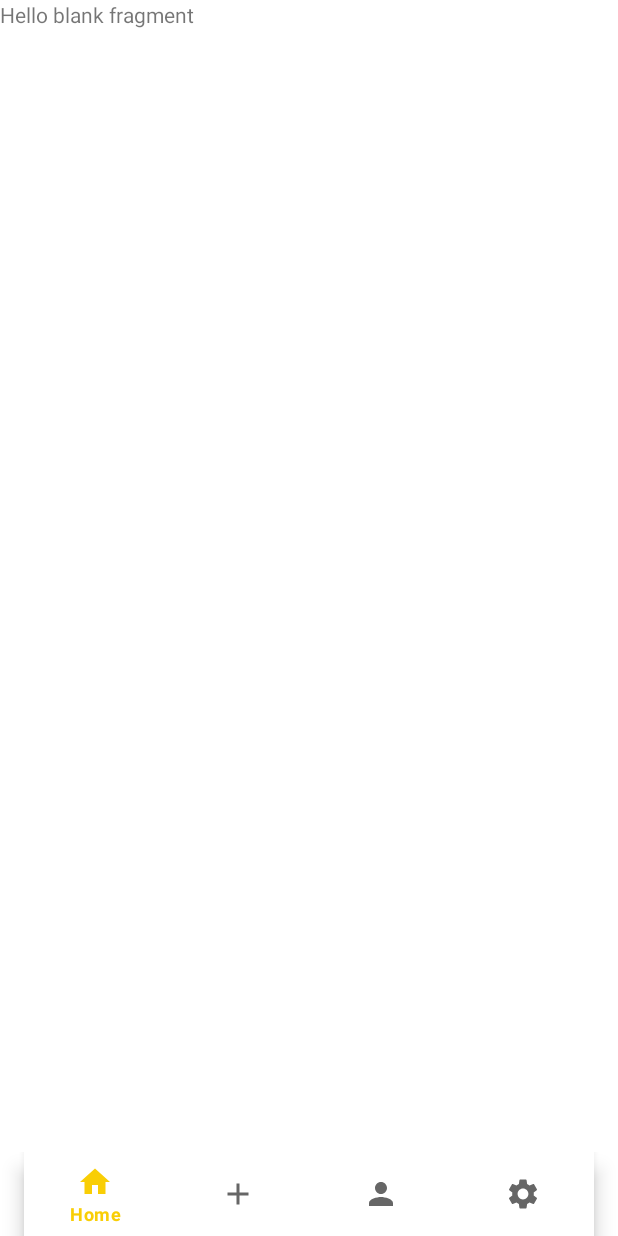
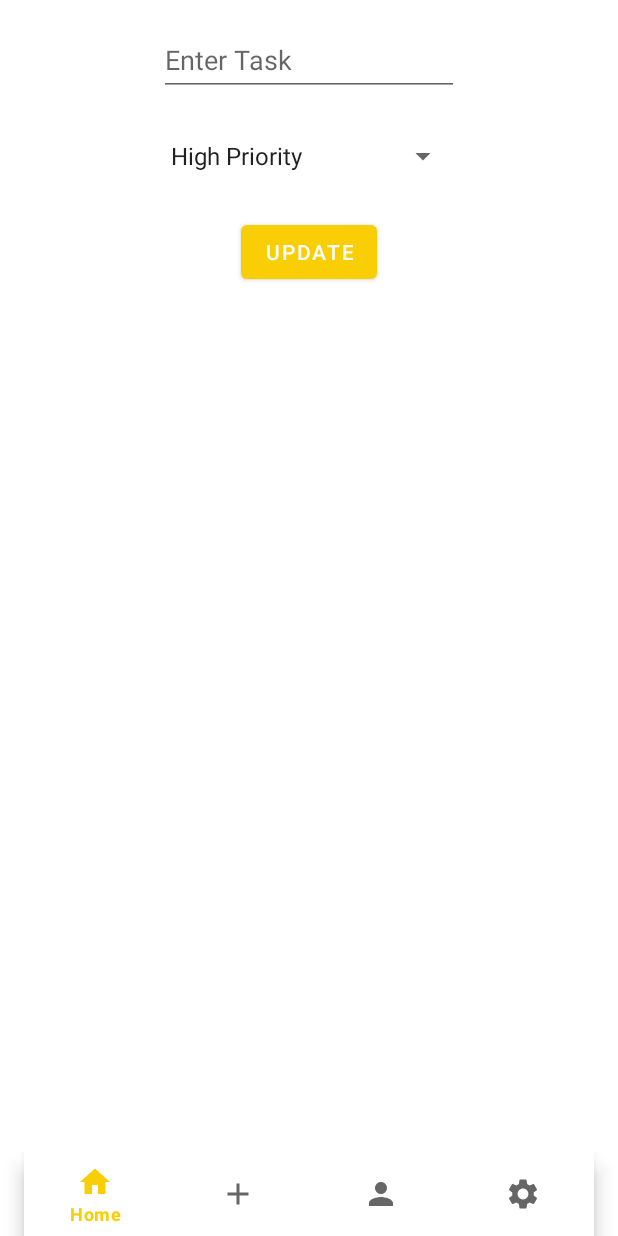
Before and after one commit to Bexact/AndroidFinalProject, an Android app: the fragment UpdateFragment placed in its activity, on a phone screen of 412 x 824 dp. Run offline under Robolectric (Android 15) with nearby library versions, the phone set to English and light mode, and no system bars; our stand-ins replace Room's generated code, data binding, navigation-ui; Roboto replaces fonts that are not available here.

```diff
--- a/app/src/main/java/com/example/projectproductivity/UpdateFragment.kt
+++ b/app/src/main/java/com/example/projectproductivity/UpdateFragment.kt
@@ -5,55 +5,35 @@ import androidx.fragment.app.Fragment
 import android.view.LayoutInflater
 import android.view.View
 import android.view.ViewGroup
+import androidx.fragment.app.viewModels
+import androidx.lifecycle.LiveData
+import com.example.projectproductivity.database.TaskEntry
+import com.example.projectproductivity.databinding.FragmentUpdateBinding
+import com.example.projectproductivity.viewmodel.TaskViewModel
 
-// TODO: Rename parameter arguments, choose names that match
-// the fragment initialization parameters, e.g. ARG_ITEM_NUMBER
-private const val ARG_PARAM1 = "param1"
-private const val ARG_PARAM2 = "param2"
 
-/**
- * A simple [Fragment] subclass.
- * Use the [UpdateFragment.newInstance] factory method to
- * create an instance of this fragment.
- */
 class UpdateFragment : Fragment() {
-    // TODO: Rename and change types of parameters
-    private var param1: String? = null
-    private var param2: String? = null
 
-    override fun onCreate(savedInstanceState: Bundle?) {
-        super.onCreate(savedInstanceState)
-        arguments?.let {
-            param1 = it.getString(ARG_PARAM1)
-            param2 = it.getString(ARG_PARAM2)
-        }
-    }
-
+    private  val viewModel: TaskViewModel by viewModels()
     override fun onCreateView(
         inflater: LayoutInflater, container: ViewGroup?,
         savedInstanceState: Bundle?
     ): View? {
-        // Inflate the layout for this fragment
-        return inflater.inflate(R.layout.fragment_update, container, false)
+        val binding = FragmentUpdateBinding.inflate(inflater)
+        var position = 0
+        if(arguments != null){
+            val data = arguments?.getString("position")
+            if (data != null) {
+                position = data.toInt()
+            }
+        }
+        val item = viewModel.getItemById(position.toInt())
+
+//
+//        item = "Updated title"
+//        viewModel.updateItem(item)
+        return binding.root
     }
 
-    companion object {
-        /**
-         * Use this factory method to create a new instance of
-         * this fragment using the provided parameters.
-         *
-         * @param param1 Parameter 1.
-         * @param param2 Parameter 2.
-         * @return A new instance of fragment UpdateFragment.
-         */
-        // TODO: Rename and change types and number of parameters
-        @JvmStatic
-        fun newInstance(param1: String, param2: String) =
-            UpdateFragment().apply {
-                arguments = Bundle().apply {
-                    putString(ARG_PARAM1, param1)
-                    putString(ARG_PARAM2, param2)
-                }
-            }
-    }
+
 }
--- a/app/src/main/java/com/example/projectproductivity/database/TaskDao.kt
+++ b/app/src/main/java/com/example/projectproductivity/database/TaskDao.kt
@@ -1,5 +1,6 @@
 package com.example.projectproductivity.database
 
+import android.content.ClipData
 import androidx.lifecycle.LiveData
 import androidx.room.Dao
 import androidx.room.Delete
@@ -24,4 +25,7 @@ interface TaskDao {
 
     @Query("SELECT * FROM task_table ORDER BY timestamp DESC")
     fun getAllTaks():LiveData<List<TaskEntry>>
+
+    @Query("SELECT * FROM task_table WHERE id = :id")
+    fun getItemById(id: Int): TaskEntry
 }
--- a/app/src/main/java/com/example/projectproductivity/repository/TaskRepository.kt
+++ b/app/src/main/java/com/example/projectproductivity/repository/TaskRepository.kt
@@ -1,5 +1,6 @@
 package com.example.projectproductivity.repository
 
+import android.content.ClipData
 import androidx.lifecycle.LiveData
 import com.example.projectproductivity.database.TaskDao
 import com.example.projectproductivity.database.TaskEntry
@@ -18,4 +19,6 @@ class TaskRepository(val taskDao:TaskDao) {
 
     fun getAllTasks() : LiveData<List<TaskEntry>> = taskDao.getAllTaks()
 
+    fun getItemById(id:Int) : TaskEntry = taskDao.getItemById(id = id)
+
 }
--- a/app/src/main/java/com/example/projectproductivity/viewmodel/TaskViewModel.kt
+++ b/app/src/main/java/com/example/projectproductivity/viewmodel/TaskViewModel.kt
@@ -1,6 +1,7 @@
 package com.example.projectproductivity.viewmodel
 
 import android.app.Application
+import android.content.ClipData
 import androidx.lifecycle.AndroidViewModel
 import androidx.lifecycle.LiveData
 import androidx.lifecycle.ViewModel
@@ -44,5 +45,9 @@ public class TaskViewModel(application: Application) : AndroidViewModel(applicat
             repository.deleteAll()
         }
     }
-
+    fun getItemById(id: Int){
+        viewModelScope.launch(Dispatchers.IO){
+            repository.getItemById(id = id)
+        }
+    }
 }
--- a/app/src/main/res/layout/fragment_todo.xml
+++ b/app/src/main/res/layout/fragment_todo.xml
@@ -10,6 +10,7 @@
     </data>
 
     <FrameLayout
+        android:id="@+id/todoFragment"
         android:layout_width="match_parent"
         android:layout_height="match_parent"
         tools:context=".TodoFragment">
--- a/app/src/main/res/layout/fragment_update.xml
+++ b/app/src/main/res/layout/fragment_update.xml
@@ -1,14 +1,55 @@
 <?xml version="1.0" encoding="utf-8"?>
-<FrameLayout xmlns:android="http://schemas.android.com/apk/res/android"
-    xmlns:tools="http://schemas.android.com/tools"
-    android:layout_width="match_parent"
-    android:layout_height="match_parent"
-    tools:context=".UpdateFragment">
+<layout xmlns:android="http://schemas.android.com/apk/res/android"
+    xmlns:app="http://schemas.android.com/apk/res-auto"
+    xmlns:tools="http://schemas.android.com/tools">
 
-    <!-- TODO: Update blank fragment layout -->
-    <TextView
+    <data>
+        <variable
+            name="taskEntry"
+            type="com.example.projectproductivity.database.TaskEntry" />
+    </data>
+
+    <androidx.constraintlayout.widget.ConstraintLayout
         android:layout_width="match_parent"
         android:layout_height="match_parent"
-        android:text="@string/hello_blank_fragment" />
+        tools:context=".UpdateFragment">
 
-</FrameLayout>
+
+        <EditText
+            android:id="@+id/edit_task1"
+            android:layout_width="200dp"
+            android:layout_height="wrap_content"
+            android:layout_marginTop="16dp"
+            android:ems="10"
+            android:hint="Enter Task"
+            android:text="@{taskEntry.title}"
+            android:inputType="textPersonName"
+            android:minHeight="48dp"
+            app:layout_constraintEnd_toEndOf="parent"
+            app:layout_constraintStart_toStartOf="parent"
+            app:layout_constraintTop_toTopOf="parent" />
+
+        <Spinner
+            android:id="@+id/spinner3"
+            android:layout_width="200dp"
+            android:layout_height="wrap_content"
+            android:layout_marginTop="16dp"
+            android:entries="@array/priorities"
+            android:minHeight="48dp"
+            app:layout_constraintEnd_toEndOf="parent"
+            app:layout_constraintStart_toStartOf="parent"
+            app:layout_constraintTop_toBottomOf="@+id/edit_task1"
+            tools:ignore="SpeakableTextPresentCheck" />
+
+        <Button
+            android:id="@+id/btn_upd"
+            android:layout_width="wrap_content"
+            android:layout_height="wrap_content"
+            android:layout_marginTop="16dp"
+            android:text="Update"
+            app:layout_constraintEnd_toEndOf="parent"
+            app:layout_constraintStart_toStartOf="parent"
+            app:layout_constraintTop_toBottomOf="@+id/spinner3" />
+
+    </androidx.constraintlayout.widget.ConstraintLayout>
+</layout>
```
Also changed, not shown: app/src/main/java/com/example/projectproductivity/TodoFragment.kt (+37 -1 lines).
